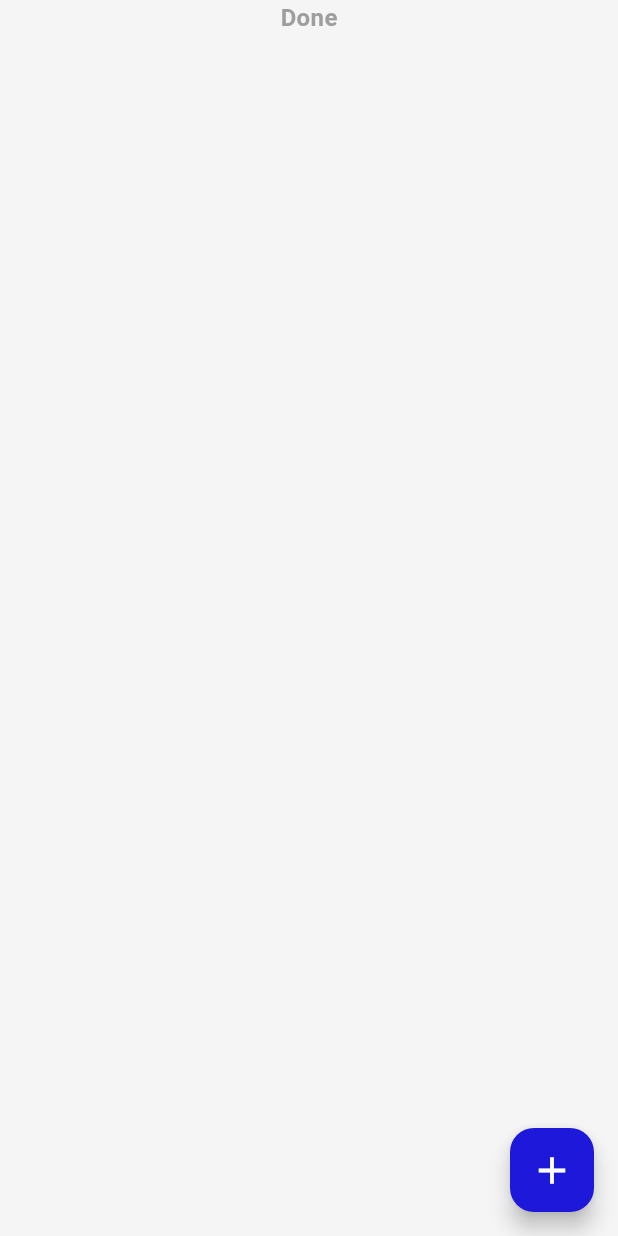
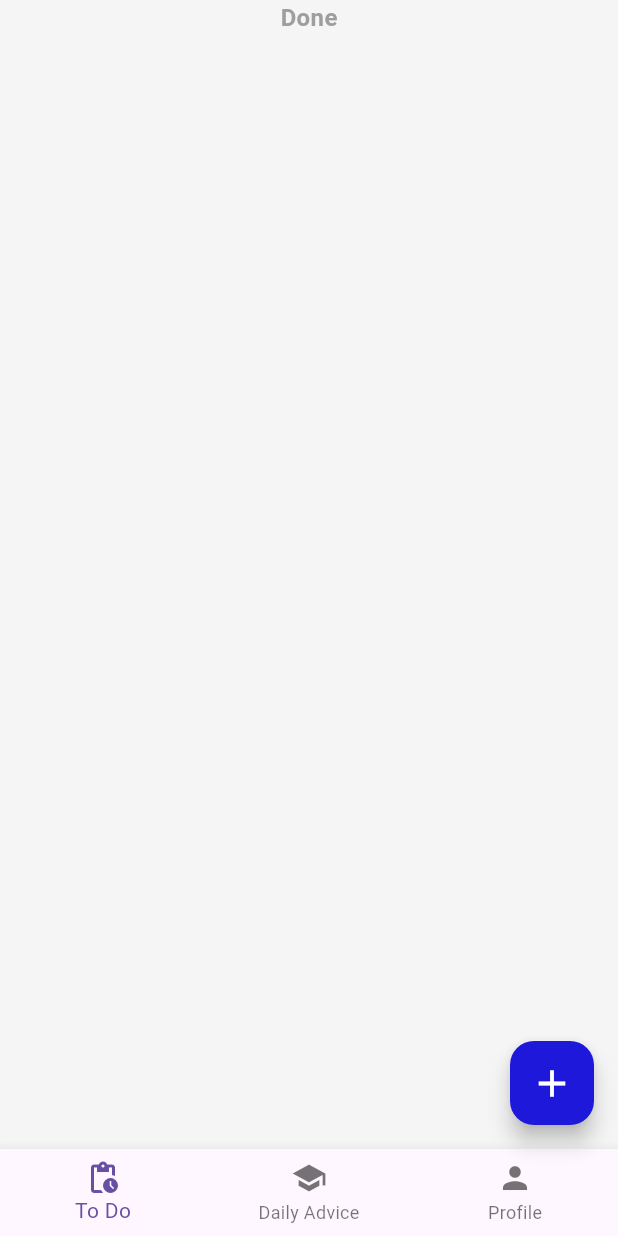
Before and after one commit to Leah-Bancale/Mobdev-Final-App, a Flutter app: the screen it shows once a user with an empty profile is signed in, on a phone screen of 412 x 824 dp. Run offline on Flutter 3.47's test engine with Material 3 defaults, Android fonts, the light colour scheme and no system bars; our stand-ins replace cloud_firestore, firebase_auth, firebase_core; accounts and stored records are empty.

Commit message:
updated pages

```diff
--- a/lib/screen/home.dart
+++ b/lib/screen/home.dart
@@ -1,26 +1,31 @@
 import 'package:flutter/material.dart';
-import 'package:flutter/rendering.dart';
 import 'package:mobdev_final_app/const/colors.dart';
 import 'package:mobdev_final_app/screen/add_note_screen.dart';
+import 'package:mobdev_final_app/screen/advice.dart';
+import 'package:mobdev_final_app/screen/profile.dart';
 import 'package:mobdev_final_app/widgets/stream_note.dart';
 
 class Home_Screen extends StatefulWidget {
-  const Home_Screen({super.key});
+  const Home_Screen({Key? key}) : super(key: key);
 
   @override
-  State<Home_Screen> createState() => _Home_ScreenState();
+  State<Home_Screen> createState() => _HomeScreen_State();
 }
 
-bool show = true;
+class _HomeScreen_State extends State<Home_Screen> {
+  int _selectedIndex = 0;
+  final List<Widget> _pages = [
+    HomeTab(),
+    AdvicePage(),
+    ProfilePage(),
+  ];
 
-class _Home_ScreenState extends State<Home_Screen> {
   @override
   Widget build(BuildContext context) {
     return Scaffold(
       backgroundColor: backgroundColors,
-      floatingActionButton: Visibility(
-        visible: show,
-        child: FloatingActionButton(
+      floatingActionButton: _selectedIndex == 0
+          ? FloatingActionButton(
               onPressed: () {
                 Navigator.of(context).push(MaterialPageRoute(
                   builder: (context) => Add_creen(),
@@ -30,25 +35,42 @@ class _Home_ScreenState extends State<Home_Screen> {
               child: Icon(
                 Icons.add,
                 size: 30,
-            color: Colors.white, // Set icon color to white
+                color: Colors.white,
               ),
+            )
+          : null,
+      body: _pages[_selectedIndex],
+      bottomNavigationBar: BottomNavigationBar(
+        currentIndex: _selectedIndex,
+        onTap: (int index) {
+          setState(() {
+            _selectedIndex = index;
+          });
+        },
+        items: const <BottomNavigationBarItem>[
+          BottomNavigationBarItem(
+            icon: Icon(Icons.pending_actions),
+            label: 'To Do',
           ),
+          BottomNavigationBarItem(
+            icon: Icon(Icons.school),
+            label: 'Daily Advice',
           ),
-      body: SafeArea(
-        child: NotificationListener<UserScrollNotification>(
-          onNotification: (notification) {
-            if (notification.direction == ScrollDirection.forward) {
-              setState(() {
-                show = true;
-              });
+          BottomNavigationBarItem(
+            icon: Icon(Icons.person),
+            label: 'Profile',
+          ),
+        ],
+      ),
+    );
   }
-            if (notification.direction == ScrollDirection.reverse) {
-              setState(() {
-                show = false;
-              });
 }
-            return true;
-          },
+
+class HomeTab extends StatelessWidget {
+  @override
+  Widget build(BuildContext context) {
+    return SingleChildScrollView(
+      child: SafeArea(
         child: Column(
           children: [
             Stream_note(false),
@@ -57,13 +79,27 @@ class _Home_ScreenState extends State<Home_Screen> {
               style: TextStyle(
                 fontSize: 16,
                 color: Colors.grey.shade500,
-                    fontWeight: FontWeight.bold),
+                fontWeight: FontWeight.bold,
+              ),
             ),
             Stream_note(true),
           ],
         ),
       ),
-      ),
     );
   }
 }
+
+class AdvicePage extends StatelessWidget {
+  @override
+   Widget build(BuildContext context) {
+    return AdviceScreen(); // Display the Profile screen when the third tab is selected
+  }
+}
+
+class ProfilePage extends StatelessWidget {
+  @override
+  Widget build(BuildContext context) {
+    return Profile(); // Display the Profile screen when the third tab is selected
+  }
+}
--- a/pubspec.yaml
+++ b/pubspec.yaml
@@ -31,7 +31,7 @@ dependencies:
   flutter:
     sdk: flutter
   firebase_auth: ^4.15.3
-  cloud_firestore: ^4.5.0
+  cloud_firestore: ^4.13.6
   msh_checkbox: ^1.1.1
   uuid: ^3.0.6
   firebase_core: ^2.24.2
```
Also changed, not shown: lib/screen/advice.dart (added, +92 -0 lines), lib/screen/profile.dart (added, +47 -0 lines), 1 other file. Lines whose indentation alone changed are shown as unchanged.
